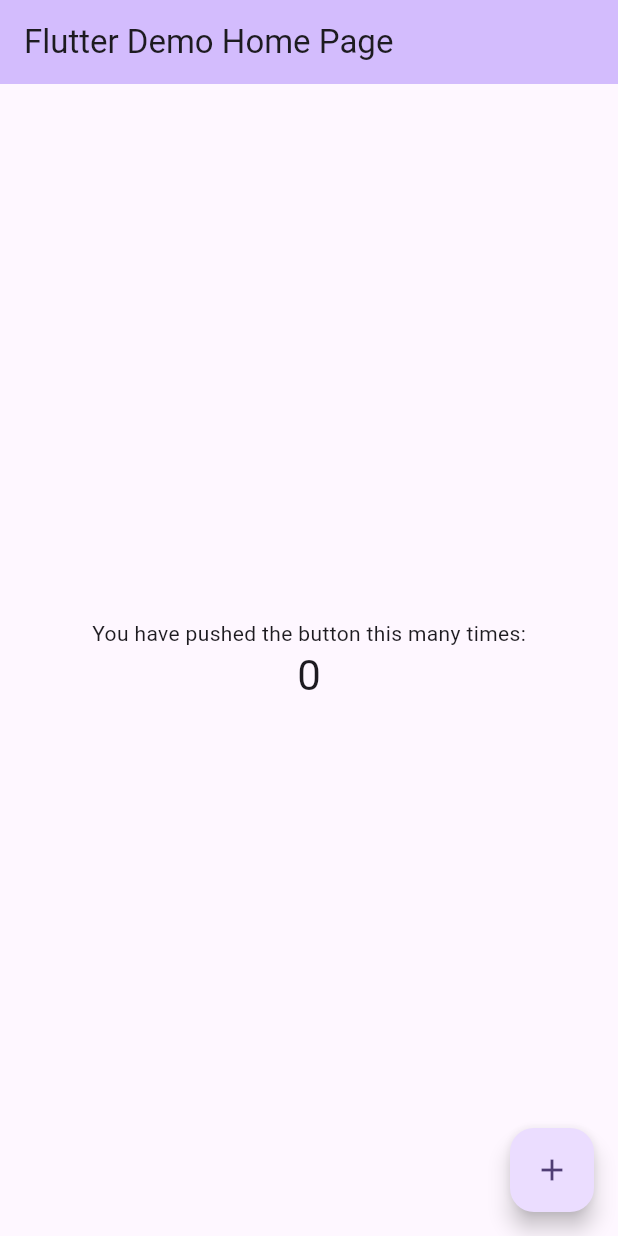
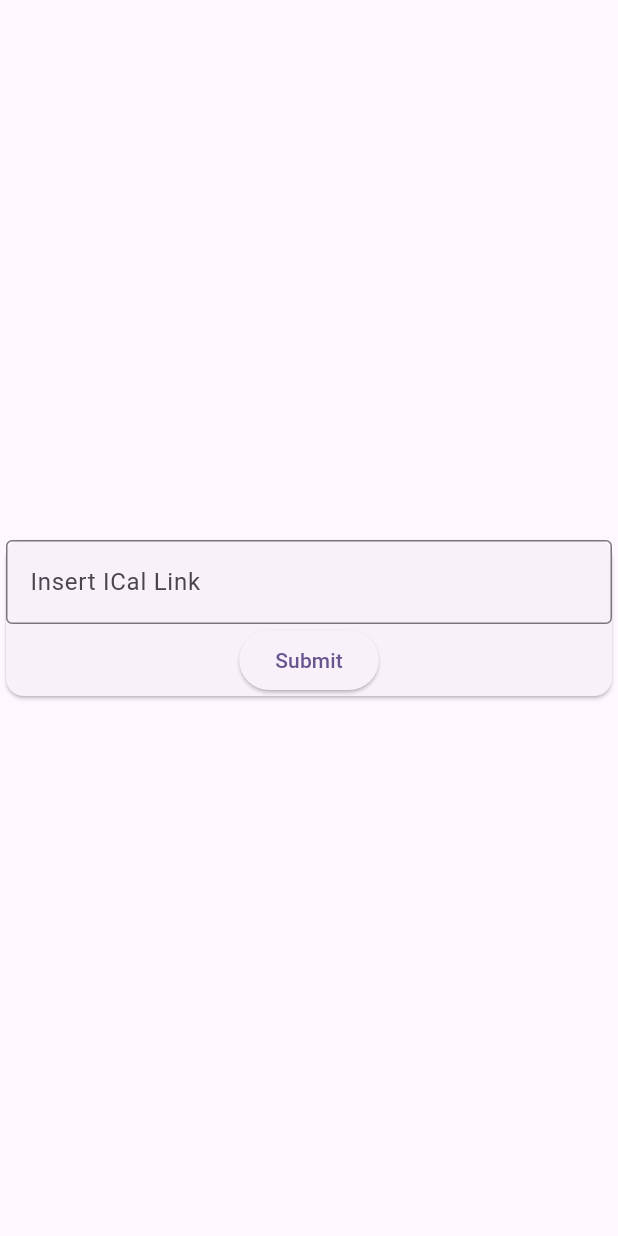
Before and after one commit to TheSciCoder3000/S-Hub, a Flutter app: the screen it shows after launch, on a phone screen of 412 x 824 dp. Run offline on Flutter 3.47's test engine with Material 2 defaults, Android fonts, the phone set to English and light mode, and no system bars; missing offline and left inert: flutter_file_downloader, icalendar_parser.

Commit message:
JUVI DI PA TOH TAPOS WHAHAHAHAHA WAG MO MUNA GALAWIN. TINAMAD NAKO NUNG MIDNIGHT EH. DAPAT PALA DI KO LATE NIGHT GINAWA HAHAHAHAHA

```diff
--- a/lib/main.dart
+++ b/lib/main.dart
@@ -1,6 +1,14 @@
 import 'package:flutter/material.dart';
+import 'package:flutter/services.dart' show rootBundle;
+import 'package:icalendar_parser/icalendar_parser.dart';
 
-void main() {
+import 'package:flutter_file_downloader/flutter_file_downloader.dart';
+
+
+
+void main() async{
+  WidgetsFlutterBinding.ensureInitialized();
+
   runApp(const MyApp());
 }
 
@@ -55,37 +63,28 @@ class MyHomePage extends StatefulWidget {
 }
 
 class _MyHomePageState extends State<MyHomePage> {
-  int _counter = 0;
 
-  void _incrementCounter() {
-    setState(() {
-      // This call to setState tells the Flutter framework that something has
-      // changed in this State, which causes it to rerun the build method below
-      // so that the display can reflect the updated values. If we changed
-      // _counter without calling setState(), then the build method would not be
-      // called again, and so nothing would appear to happen.
-      _counter++;
-    });
+  final myController = TextEditingController();
+  String iCalLink = "Insert ICal Link";
+
+
+
+  // final icsObj = ICalendar.fromLines(File('assets/my_file.ics').readAsLinesSync());
+
+  @override
+  void dispose() {
+    // Clean up the controller when the widget is disposed.
+    myController.dispose();
+    super.dispose();
   }
 
   @override
   Widget build(BuildContext context) {
-    // This method is rerun every time setState is called, for instance as done
-    // by the _incrementCounter method above.
-    //
-    // The Flutter framework has been optimized to make rerunning build methods
-    // fast, so that you can just rebuild anything that needs updating rather
-    // than having to individually change instances of widgets.
+
+
+
     return Scaffold(
-      appBar: AppBar(
-        // TRY THIS: Try changing the color here to a specific color (to
-        // Colors.amber, perhaps?) and trigger a hot reload to see the AppBar
-        // change color while the other colors stay the same.
-        backgroundColor: Theme.of(context).colorScheme.inversePrimary,
-        // Here we take the value from the MyHomePage object that was created by
-        // the App.build method, and use it to set our appbar title.
-        title: Text(widget.title),
-      ),
+
       body: Center(
         // Center is a layout widget. It takes a single child and positions it
         // in the middle of the parent.
@@ -105,21 +104,38 @@ class _MyHomePageState extends State<MyHomePage> {
           // wireframe for each widget.
           mainAxisAlignment: MainAxisAlignment.center,
           children: <Widget>[
-            const Text(
-              'You have pushed the button this many times:',
+            Card(
+              child: Column(
+                children: [
+                  // Text(
+                  //   String:
+                  // ),
+                  TextField(
+                    decoration: InputDecoration(
+                      border: const OutlineInputBorder(),
+                      hintText: iCalLink,
+                    ),
+                    controller: myController
+                  ),
+                  ElevatedButton(
+                    onPressed: () {
+                      setState((){
+                        FileDownloader.downloadFile(
+                          url: myController.text.trim(),
+                          downloadDestination: DownloadDestinations.appFiles,
+                        );
+                      });
+                    },
+                    child: const Text('Submit'),
+                  ),
+                ],
+              ),
             ),
-            Text(
-              '$_counter',
-              style: Theme.of(context).textTheme.headlineMedium,
-            ),
+
           ],
         ),
       ),
-      floatingActionButton: FloatingActionButton(
-        onPressed: _incrementCounter,
-        tooltip: 'Increment',
-        child: const Icon(Icons.add),
-      ), // This trailing comma makes auto-formatting nicer for build methods.
+ // This trailing comma makes auto-formatting nicer for build methods.
     );
   }
 }
```
Also changed, not shown: pubspec.yaml (+6 -4 lines), pubspec.lock, 1 other file.
